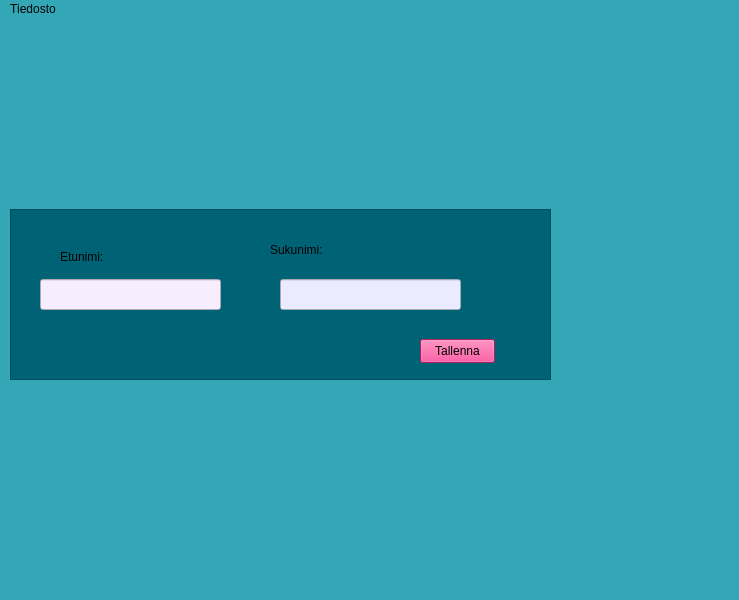
The window that tietokantaTesti.ui (katalav/Autolainaus) describes before a commit, drawn with Qt 5.
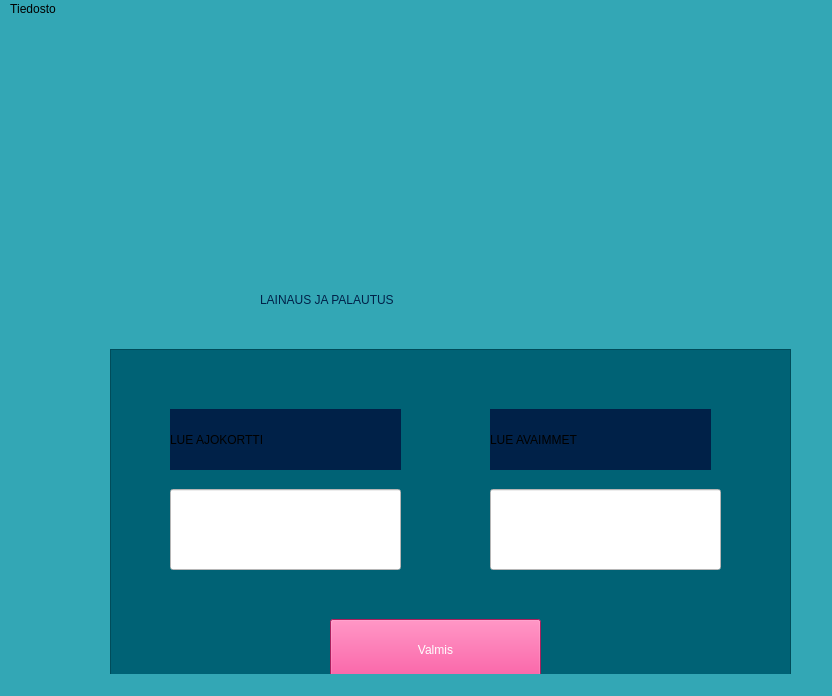
The same window after the commit. Icons and pictures are not drawn.

```diff
--- a/tietokantaTesti.ui
+++ b/tietokantaTesti.ui
@@ -6,8 +6,8 @@
    <rect>
     <x>0</x>
     <y>0</y>
-    <width>739</width>
-    <height>600</height>
+    <width>832</width>
+    <height>696</height>
    </rect>
   </property>
   <property name="font">
@@ -33,26 +33,13 @@
 background-color: rgb(51, 167, 181);</string>
   </property>
   <widget class="QWidget" name="centralwidget">
-   <widget class="QLabel" name="studentAndKeyLabel">
-    <property name="geometry">
-     <rect>
-      <x>30</x>
-      <y>-20</y>
-      <width>231</width>
-      <height>241</height>
-     </rect>
-    </property>
-    <property name="text">
-     <string>&lt;html&gt;&lt;head/&gt;&lt;body&gt;&lt;p&gt;&lt;img src=&quot;:/png/studentAndKey.png&quot;/&gt;&lt;/p&gt;&lt;/body&gt;&lt;/html&gt;</string>
-    </property>
-   </widget>
    <widget class="QFrame" name="namesFrame">
     <property name="geometry">
      <rect>
-      <x>10</x>
-      <y>190</y>
-      <width>541</width>
-      <height>171</height>
+      <x>110</x>
+      <y>330</y>
+      <width>681</width>
+      <height>381</height>
      </rect>
     </property>
     <property name="styleSheet">
@@ -67,21 +54,75 @@
     <widget class="QLabel" name="lastNameLabel">
      <property name="geometry">
       <rect>
-       <x>260</x>
-       <y>30</y>
-       <width>101</width>
-       <height>21</height>
+       <x>380</x>
+       <y>60</y>
+       <width>221</width>
+       <height>61</height>
       </rect>
      </property>
+     <property name="styleSheet">
+      <string notr="true">font: 24pt &quot;Segoe UI&quot;;
+background-color: rgb(0, 33, 72);</string>
+     </property>
      <property name="text">
-      <string>Sukunimi:</string>
+      <string>LUE AVAIMMET</string>
+     </property>
+    </widget>
+    <widget class="QLabel" name="lueAjokorttiiLabel">
+     <property name="geometry">
+      <rect>
+       <x>60</x>
+       <y>60</y>
+       <width>231</width>
+       <height>61</height>
+      </rect>
+     </property>
+     <property name="toolTip">
+      <string>&lt;html&gt;&lt;head/&gt;&lt;body&gt;&lt;p&gt;&lt;span style=&quot; font-size:26pt; font-weight:700;&quot;&gt;LUE AJOKORTTI&lt;/span&gt;&lt;/p&gt;&lt;/body&gt;&lt;/html&gt;</string>
+     </property>
+     <property name="styleSheet">
+      <string notr="true">font: 24pt &quot;Segoe UI&quot;;
+background-color: rgb(0, 33, 72);</string>
+     </property>
+     <property name="text">
+      <string>LUE AJOKORTTI</string>
+     </property>
+    </widget>
+    <widget class="QLineEdit" name="lueAjokorttiLineEdit">
+     <property name="geometry">
+      <rect>
+       <x>60</x>
+       <y>140</y>
+       <width>231</width>
+       <height>81</height>
+      </rect>
+     </property>
+     <property name="styleSheet">
+      <string notr="true">font: 24pt &quot;Segoe UI&quot;;
+color: rgb(3, 3, 3);
+background-color: rgb(255, 255, 255);</string>
+     </property>
+    </widget>
+    <widget class="QLineEdit" name="lueAvaimmetLineEdit">
+     <property name="geometry">
+      <rect>
+       <x>380</x>
+       <y>140</y>
+       <width>231</width>
+       <height>81</height>
+      </rect>
+     </property>
+     <property name="styleSheet">
+      <string notr="true">background-color: rgb(255, 255, 255);
+font: 24pt &quot;Segoe UI&quot;;
+color: rgb(7, 7, 7);</string>
      </property>
     </widget>
     <widget class="QPushButton" name="savePushButton">
      <property name="geometry">
       <rect>
-       <x>410</x>
-       <y>130</y>
+       <x>570</x>
+       <y>490</y>
        <width>75</width>
        <height>24</height>
       </rect>
@@ -93,47 +134,53 @@
       <string>Tallenna</string>
      </property>
     </widget>
-    <widget class="QLabel" name="etunimiLabel">
+    <widget class="QPushButton" name="valmisPushButton">
      <property name="geometry">
       <rect>
-       <x>50</x>
-       <y>40</y>
-       <width>49</width>
-       <height>16</height>
+       <x>220</x>
+       <y>270</y>
+       <width>211</width>
+       <height>61</height>
       </rect>
      </property>
+     <property name="styleSheet">
+      <string notr="true">background-color: rgb(238, 44, 130);
+color: rgb(255, 255, 255);
+font: 24pt &quot;Segoe UI&quot;;</string>
+     </property>
      <property name="text">
-      <string>Etunimi:</string>
+      <string>Valmis</string>
      </property>
     </widget>
    </widget>
-   <widget class="QLineEdit" name="lastNameLineEdit">
+   <widget class="QLabel" name="studentAndKeyLabel">
     <property name="geometry">
      <rect>
-      <x>280</x>
-      <y>260</y>
-      <width>181</width>
-      <height>31</height>
+      <x>350</x>
+      <y>-10</y>
+      <width>231</width>
+      <height>241</height>
      </rect>
     </property>
-    <property name="styleSheet">
-     <string notr="true">color: rgb(0, 0, 0);
-background-color: rgb(235, 235, 255);
-</string>
+    <property name="text">
+     <string>&lt;html&gt;&lt;head/&gt;&lt;body&gt;&lt;p&gt;&lt;img src=&quot;:/png/studentAndKey.png&quot;/&gt;&lt;/p&gt;&lt;/body&gt;&lt;/html&gt;</string>
     </property>
    </widget>
-   <widget class="QLineEdit" name="firstNameLineEdit">
+   <widget class="QLabel" name="lainausJaPalautusLabel">
     <property name="geometry">
      <rect>
-      <x>40</x>
+      <x>260</x>
       <y>260</y>
-      <width>181</width>
-      <height>31</height>
+      <width>381</width>
+      <height>41</height>
      </rect>
     </property>
     <property name="styleSheet">
-     <string notr="true">color: rgb(0, 0, 0);
-background-color: rgb(247, 237, 255);</string>
+     <string notr="true">color: rgb(0, 33, 72);
+font: 26pt &quot;Segoe UI&quot;;</string>
+    </property>
+    <property name="text">
+     <string>LAINAUS JA PALAUTUS</string>
     </property>
    </widget>
   </widget>
@@ -142,7 +189,7 @@
     <rect>
      <x>0</x>
      <y>0</y>
-     <width>739</width>
+     <width>832</width>
      <height>33</height>
     </rect>
    </property>
```
Left out of the diff: 37 changed lines with no effect on the pictures.
